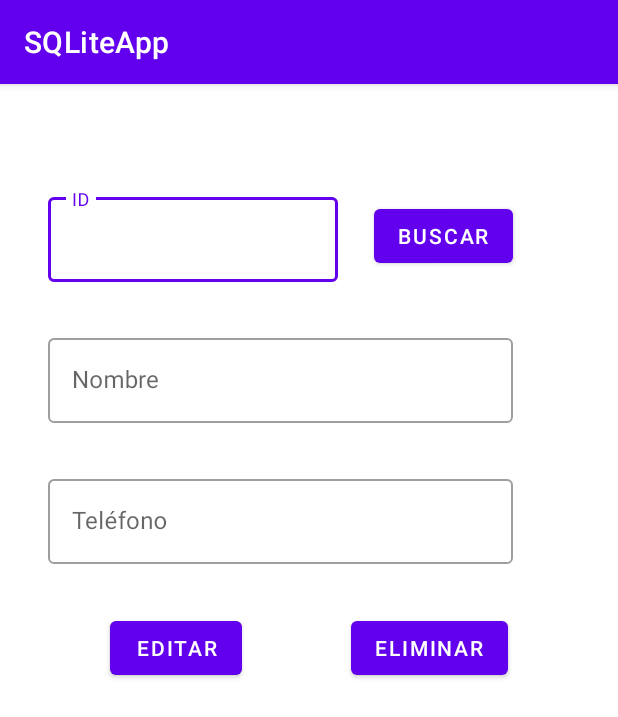
After one commit to javiguty07/SQLiteApp, an Android app: the SearchUserActivity screen opened directly, with no data from a screen before it, on a phone screen of 412 x 824 dp. The commit adds this screen. Shown: the top 717 px of the screen. Run offline under Robolectric (Android 15) with nearby library versions, the phone set to English and light mode, and no system bars.

Commit message:
Search Users by Id using cursor.moveToFirst and db.query

```diff
--- a/app/src/main/AndroidManifest.xml
+++ b/app/src/main/AndroidManifest.xml
@@ -9,7 +9,8 @@
         android:roundIcon="@mipmap/ic_launcher_round"
         android:supportsRtl="true"
         android:theme="@style/Theme.SQLiteApp">
-        <activity android:name=".RegisterActivity"></activity>
+        <activity android:name=".SearchUserActivity"></activity>
+        <activity android:name=".RegisterActivity" />
         <activity android:name=".MainActivity">
             <intent-filter>
                 <action android:name="android.intent.action.MAIN" />
--- a/app/src/main/java/com/example/sqliteapp/MainActivity.java
+++ b/app/src/main/java/com/example/sqliteapp/MainActivity.java
@@ -9,7 +9,7 @@ import android.widget.Button;
 
 public class MainActivity extends AppCompatActivity {
 
-    Button btnRegister;
+    Button btnRegister, btnSearchActivity;
 
     @Override
     protected void onCreate(Bundle savedInstanceState) {
@@ -27,12 +27,20 @@ public class MainActivity extends AppCompatActivity {
                 startActivity(intent);
             }
         });
+        btnSearchActivity.setOnClickListener(new View.OnClickListener() {
+            @Override
+            public void onClick(View view) {
+                Intent intent = new Intent(MainActivity.this, SearchUserActivity.class);
+                startActivity(intent);
+            }
+        });
 
     }
 
     private void findViews() {
 
         btnRegister = findViewById(R.id.btnRegister);
+        btnSearchActivity = findViewById(R.id.btnSearchActivity);
 
     }
 }
--- /dev/null
+++ b/app/src/main/java/com/example/sqliteapp/SearchUserActivity.java
@@ -0,0 +1,74 @@
+package com.example.sqliteapp;
+
+import androidx.appcompat.app.AppCompatActivity;
+
+import android.database.Cursor;
+import android.database.sqlite.SQLiteDatabase;
+import android.os.Bundle;
+import android.view.View;
+import android.widget.Button;
+import android.widget.Toast;
+
+import com.example.sqliteapp.utilities.Utilities;
+import com.google.android.material.textfield.TextInputLayout;
+
+public class SearchUserActivity extends AppCompatActivity {
+
+    TextInputLayout etId, etName, etPhone;
+    Button btnSearch, btnUpdate, btnDelete;
+
+    ConectSQliteHelper conn;
+
+    @Override
+    protected void onCreate(Bundle savedInstanceState) {
+        super.onCreate(savedInstanceState);
+        setContentView(R.layout.activity_search_user);
+
+        conn = new ConectSQliteHelper(this, "db_users", null, 1);
+
+        findViews();
+
+        btnSearch.setOnClickListener(new View.OnClickListener() {
+
+            @Override
+            public void onClick(View view) {
+                search();
+            }
+        });
+    }
+
+    private void findViews() {
+
+        etId = findViewById(R.id.textSearchId);
+        etName = findViewById(R.id.textSearchName);
+        etPhone = findViewById(R.id.textSearchPhone);
+        btnSearch = findViewById(R.id.buttonSearch);
+        btnUpdate = findViewById(R.id.buttonUpdate);
+        btnDelete = findViewById(R.id.buttonDelete);
+    }
+
+    private void search() {
+        SQLiteDatabase db = conn.getReadableDatabase();
+        String[] params = {etId.getEditText().getText().toString()};
+        String[] fields = {Utilities.FIELD_NAME, Utilities.FIELD_PHONE};
+
+        try {
+            Cursor cursor = db.query(Utilities.TABLE_USERS, fields, Utilities.FIELD_ID + "=?", params, null, null, null);
+            cursor.moveToFirst();
+            etName.getEditText().setText(cursor.getString(0));
+            etPhone.getEditText().setText(cursor.getString(1));
+            cursor.close();
+        } catch (Exception e) {
+            Toast.makeText(this, "El documento no existe", Toast.LENGTH_LONG).show();
+            clean();
+        }
+
+    }
+
+    private void clean() {
+        etName.getEditText().setText("");
+        etPhone.getEditText().setText("");
+    }
+
+
+}
--- a/app/src/main/res/layout/activity_main.xml
+++ b/app/src/main/res/layout/activity_main.xml
@@ -17,11 +17,11 @@
         app:layout_constraintTop_toTopOf="parent" />
 
     <Button
-        android:id="@+id/button2"
-        android:layout_width="wrap_content"
+        android:id="@+id/btnSearchActivity"
+        android:layout_width="0dp"
         android:layout_height="wrap_content"
         android:layout_marginTop="16dp"
-        android:text="Button"
+        android:text="Buscar usuarios"
         app:layout_constraintEnd_toEndOf="@+id/btnRegister"
         app:layout_constraintStart_toStartOf="@+id/btnRegister"
         app:layout_constraintTop_toBottomOf="@+id/btnRegister" />
--- /dev/null
+++ b/app/src/main/res/layout/activity_search_user.xml
@@ -0,0 +1,94 @@
+<?xml version="1.0" encoding="utf-8"?>
+<androidx.constraintlayout.widget.ConstraintLayout xmlns:android="http://schemas.android.com/apk/res/android"
+    xmlns:app="http://schemas.android.com/apk/res-auto"
+    xmlns:tools="http://schemas.android.com/tools"
+    android:layout_width="match_parent"
+    android:layout_height="match_parent"
+    tools:context=".SearchUserActivity">
+
+    <com.google.android.material.textfield.TextInputLayout
+        android:id="@+id/textSearchId"
+        style="@style/Widget.MaterialComponents.TextInputLayout.OutlinedBox"
+
+        android:layout_width="193dp"
+        android:layout_height="62dp"
+        android:layout_marginStart="32dp"
+        android:layout_marginTop="70dp"
+        app:layout_constraintStart_toStartOf="parent"
+        app:layout_constraintTop_toTopOf="parent">
+
+        <com.google.android.material.textfield.TextInputEditText
+            android:layout_width="match_parent"
+            android:layout_height="wrap_content"
+            android:hint="ID"
+            android:inputType="number" />
+    </com.google.android.material.textfield.TextInputLayout>
+
+    <com.google.android.material.textfield.TextInputLayout
+        android:id="@+id/textSearchName"
+        style="@style/Widget.MaterialComponents.TextInputLayout.OutlinedBox"
+
+        android:layout_width="0dp"
+        android:layout_height="wrap_content"
+        android:layout_marginTop="32dp"
+        app:layout_constraintEnd_toEndOf="@+id/buttonSearch"
+        app:layout_constraintHorizontal_bias="1.0"
+        app:layout_constraintStart_toStartOf="@+id/textSearchId"
+        app:layout_constraintTop_toBottomOf="@+id/textSearchId">
+
+        <com.google.android.material.textfield.TextInputEditText
+            android:layout_width="match_parent"
+            android:layout_height="wrap_content"
+            android:hint="Nombre" />
+    </com.google.android.material.textfield.TextInputLayout>
+
+    <com.google.android.material.textfield.TextInputLayout
+        android:id="@+id/textSearchPhone"
+        style="@style/Widget.MaterialComponents.TextInputLayout.OutlinedBox"
+
+        android:layout_width="0dp"
+        android:layout_height="wrap_content"
+        android:layout_marginTop="32dp"
+        app:layout_constraintEnd_toEndOf="@+id/textSearchName"
+        app:layout_constraintHorizontal_bias="1.0"
+        app:layout_constraintStart_toStartOf="@+id/textSearchName"
+        app:layout_constraintTop_toBottomOf="@+id/textSearchName">
+
+        <com.google.android.material.textfield.TextInputEditText
+            android:layout_width="match_parent"
+            android:layout_height="wrap_content"
+            android:hint="@string/phone" />
+    </com.google.android.material.textfield.TextInputLayout>
+
+    <Button
+        android:id="@+id/buttonSearch"
+        android:layout_width="wrap_content"
+        android:layout_height="wrap_content"
+        android:layout_marginStart="24dp"
+        android:text="Buscar"
+        app:layout_constraintBottom_toBottomOf="@+id/textSearchId"
+        app:layout_constraintStart_toEndOf="@+id/textSearchId"
+        app:layout_constraintTop_toTopOf="@+id/textSearchId" />
+
+    <Button
+        android:id="@+id/buttonUpdate"
+        android:layout_width="wrap_content"
+        android:layout_height="wrap_content"
+        android:layout_marginTop="32dp"
+        android:text="Editar"
+        app:layout_constraintEnd_toStartOf="@+id/buttonDelete"
+        app:layout_constraintHorizontal_bias="0.5"
+        app:layout_constraintStart_toStartOf="parent"
+        app:layout_constraintTop_toBottomOf="@+id/textSearchPhone" />
+
+    <Button
+        android:id="@+id/buttonDelete"
+        android:layout_width="wrap_content"
+        android:layout_height="wrap_content"
+        android:text="Eliminar"
+        app:layout_constraintEnd_toEndOf="parent"
+        app:layout_constraintHorizontal_bias="0.5"
+        app:layout_constraintStart_toEndOf="@+id/buttonUpdate"
+        app:layout_constraintTop_toTopOf="@+id/buttonUpdate" />
+
+</androidx.constraintlayout.widget.ConstraintLayout>
--- a/app/src/main/res/values/strings.xml
+++ b/app/src/main/res/values/strings.xml
@@ -1,3 +1,4 @@
 <resources>
     <string name="app_name">SQLiteApp</string>
+    <string name="phone">Teléfono</string>
 </resources>
```
